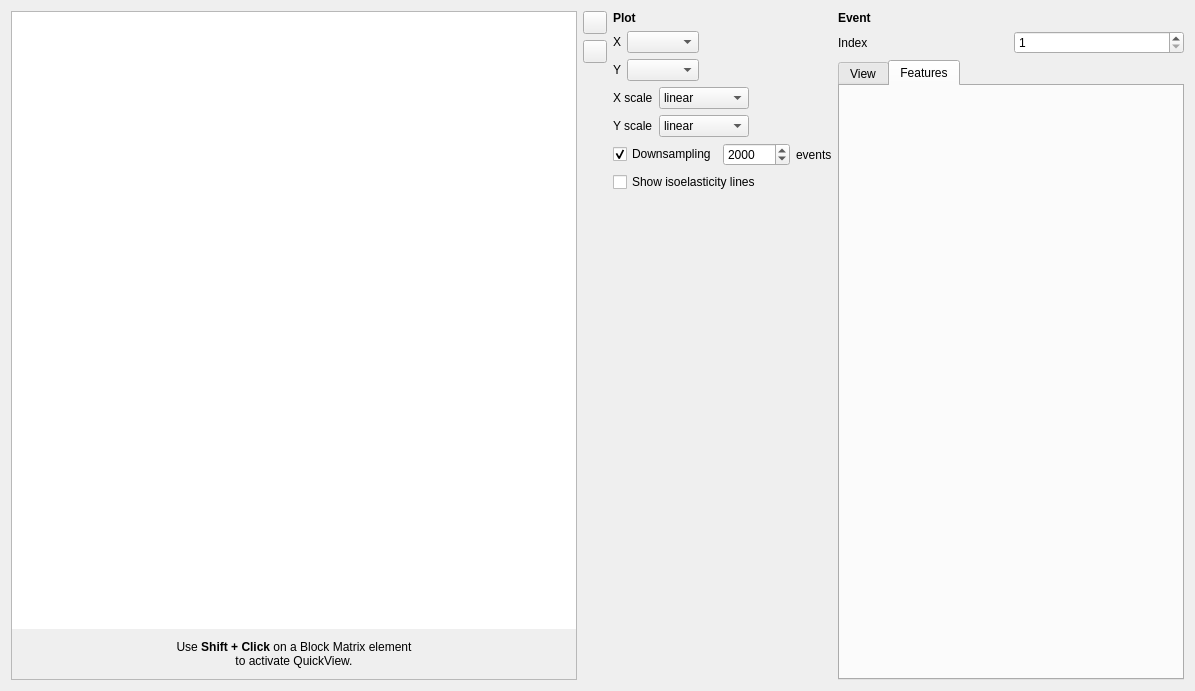
First picture: the form in shapeout2/gui/quick_view.ui, repository ZELLMECHANIK-DRESDEN/ShapeOut2, before the edit.
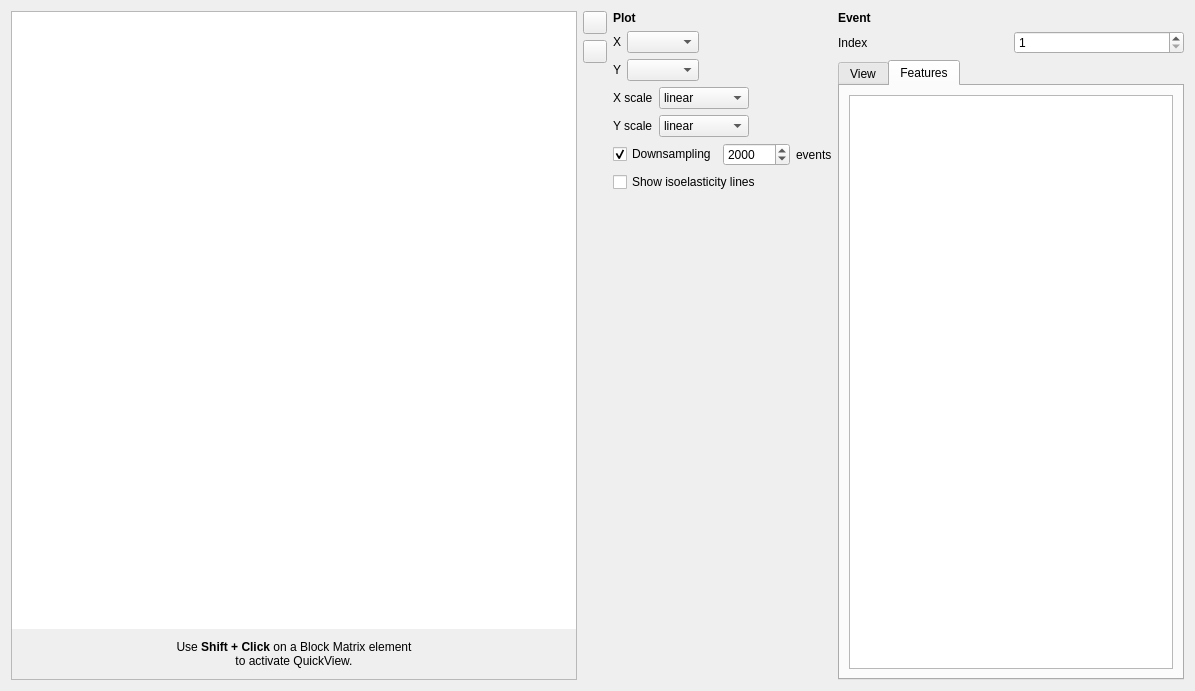
Second picture: the form after the edit. The open tabs and pages were chosen to show the change. Icons and pictures are not drawn. Custom widgets are drawn as their Qt base class.

Commit message: add list of features to QuickView/Event as a new tab

What changed in the file:
```diff
--- a/shapeout2/gui/quick_view.ui
+++ b/shapeout2/gui/quick_view.ui
@@ -616,6 +616,60 @@
          <attribute name="title">
           <string>Features</string>
          </attribute>
+         <layout class="QVBoxLayout" name="verticalLayout_10">
+          <property name="leftMargin">
+           <number>9</number>
+          </property>
+          <property name="topMargin">
+           <number>9</number>
+          </property>
+          <property name="rightMargin">
+           <number>9</number>
+          </property>
+          <property name="bottomMargin">
+           <number>9</number>
+          </property>
+          <item>
+           <widget class="QTableWidget" name="tableWidget_feats">
+            <property name="frameShape">
+             <enum>QFrame::StyledPanel</enum>
+            </property>
+            <property name="frameShadow">
+             <enum>QFrame::Plain</enum>
+            </property>
+            <property name="lineWidth">
+             <number>1</number>
+            </property>
+            <property name="horizontalScrollBarPolicy">
+             <enum>Qt::ScrollBarAsNeeded</enum>
+            </property>
+            <property name="sizeAdjustPolicy">
+             <enum>QAbstractScrollArea::AdjustIgnored</enum>
+            </property>
+            <property name="alternatingRowColors">
+             <bool>true</bool>
+            </property>
+            <property name="verticalScrollMode">
+             <enum>QAbstractItemView::ScrollPerPixel</enum>
+            </property>
+            <property name="horizontalScrollMode">
+             <enum>QAbstractItemView::ScrollPerPixel</enum>
+            </property>
+            <attribute name="horizontalHeaderVisible">
+             <bool>false</bool>
+            </attribute>
+            <attribute name="horizontalHeaderStretchLastSection">
+             <bool>false</bool>
+            </attribute>
+            <attribute name="verticalHeaderVisible">
+             <bool>false</bool>
+            </attribute>
+            <attribute name="verticalHeaderHighlightSections">
+             <bool>false</bool>
+            </attribute>
+           </widget>
+          </item>
+         </layout>
         </widget>
        </widget>
       </item>
```
The commit also changes 4 other files.
